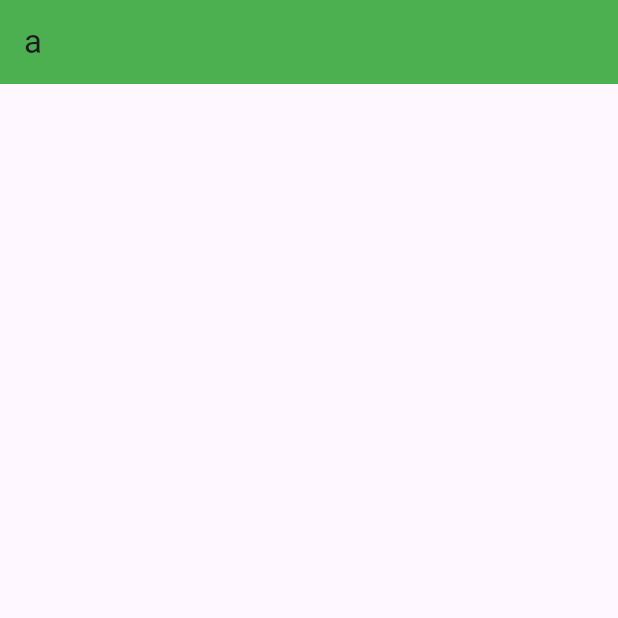
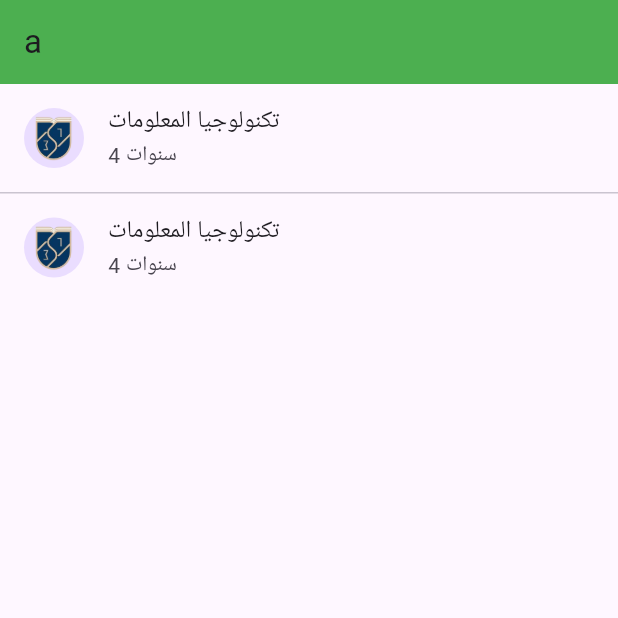
Before and after one commit to A7med0923/mashroo3_flutter, a Flutter app: the aa screen opened directly, on a phone screen of 412 x 824 dp, the top half of it. Run offline on Flutter 3.47's test engine with Material 3 defaults, Android fonts, the phone set to English and light mode, and no system bars.

Commit message:
Refactor screens and widgets: remove unused imports, add InstScreen and MajorScreen, and enhance UniCard functionality

```diff
--- a/mashroo3_flutter/lib/main.dart
+++ b/mashroo3_flutter/lib/main.dart
@@ -1,5 +1,4 @@
 import 'package:flutter/material.dart';
-import 'package:mashroo3_flutter/screens/home_screen.dart';
 import 'package:mashroo3_flutter/screens/root_screen.dart';
 
 void main() {
--- a/mashroo3_flutter/lib/screens/details_screen.dart
+++ b/mashroo3_flutter/lib/screens/details_screen.dart
@@ -1,13 +1,30 @@
 import 'package:flutter/material.dart';
+import 'package:mashroo3_flutter/widgets/custom_major_card.dart';
+
 class aa extends StatelessWidget {
   const aa({super.key});
 
   @override
   Widget build(BuildContext context) {
     return Scaffold(
-      appBar: AppBar(
-        backgroundColor: Colors.green,
-        title: Text("a"),
+      appBar: AppBar(backgroundColor: Colors.green, title: Text("a")),
+      body: Container(
+        child: MajorCard(
+          items: [
+            ItemData(
+              countofyears: "4 سنوات ",
+              nameofmajor: "تكنولوجيا المعلومات",
+              onTap: () {},
+              imageofcard: "images/shabwa1.png",
+            ),
+            ItemData(
+              countofyears: "4 سنوات ",
+              nameofmajor: "تكنولوجيا المعلومات",
+              onTap: () {},
+              imageofcard: "images/shabwa1.png",
+            ),
+          ],
+        ),
       ),
     );
   }
--- a/mashroo3_flutter/lib/screens/root_screen.dart
+++ b/mashroo3_flutter/lib/screens/root_screen.dart
@@ -1,9 +1,7 @@
-import 'dart:ffi';
-import 'dart:ui';
-
 import 'package:mashroo3_flutter/screens/home_screen.dart';
 import 'package:flutter/material.dart';
 import 'package:mashroo3_flutter/screens/details_screen.dart';
+import 'package:mashroo3_flutter/screens/inst_screen.dart';
 import 'package:mashroo3_flutter/screens/uniscreen.dart';
 
 class RootScreen extends StatefulWidget {
@@ -22,7 +20,7 @@ class _RootScreenState extends State<RootScreen> {
 
   @override
   Widget build(BuildContext context) {
-    List<Widget> pages = [HomeScreen(changePage: changePage),UniScreen(), aa(), aa()];
+    List<Widget> pages = [HomeScreen(changePage: changePage),UniScreen(), InstScreen(), aa()];
     return Scaffold(
       extendBody: true,
       bottomNavigationBar: Padding(
--- /dev/null
+++ b/mashroo3_flutter/lib/widgets/custom_major_card.dart
@@ -0,0 +1,38 @@
+import 'package:flutter/material.dart';
+
+class ItemData {
+  final String nameofmajor;
+  final String countofyears;
+  final String imageofcard;
+  final VoidCallback onTap;
+
+  ItemData({
+    required this.countofyears,
+    required this.imageofcard,
+    required this.nameofmajor,
+    required this.onTap,
+  });
+}
+
+class MajorCard extends StatelessWidget {
+  final List<ItemData> items;
+  const MajorCard({super.key, required this.items});
+  @override
+  Widget build(BuildContext context) {
+    return ListView.separated(
+      itemCount: items.length,
+      itemBuilder: (context, index) {
+        final item = items[index];
+        return ListTile(
+          title: Text(item.nameofmajor),
+          subtitle: Text(item.countofyears),
+          leading: CircleAvatar(child: Image.asset(item.imageofcard)),
+          onTap: item.onTap,
+        );
+      },
+      separatorBuilder: (context, index) {
+        return Divider(height: 1);
+      },
+    );
+  }
+}
```
Also changed, not shown: mashroo3_flutter/lib/screens/home_screen.dart (+39 -1 lines), mashroo3_flutter/lib/screens/inst_screen.dart (added, +28 -0 lines), mashroo3_flutter/lib/screens/major_screen.dart (added, +14 -0 lines), mashroo3_flutter/lib/screens/uniscreen.dart (+26 -29 lines), mashroo3_flutter/lib/widgets/custom_unicard.dart (+10 -6 lines).
